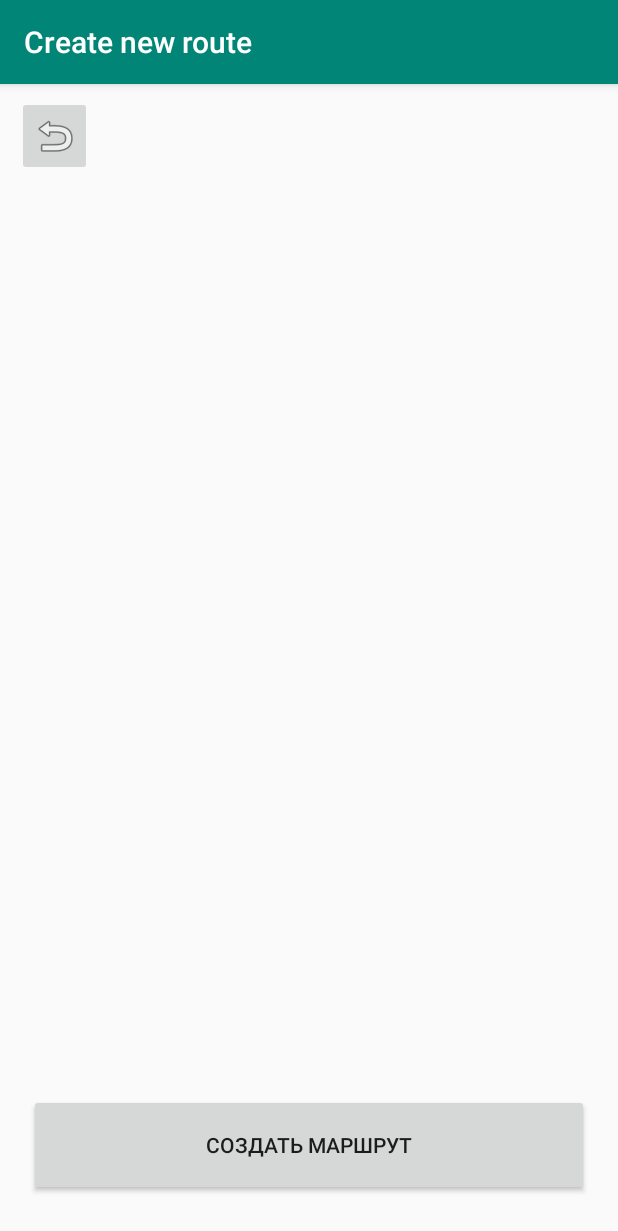
After one commit to ADKinner/Red-Route-Planner, an Android app: the RouteActivity screen opened directly, with no data from a screen before it, on a phone screen of 412 x 824 dp. The commit adds this screen. Shown: the top 1231 px of the screen. Run offline under Robolectric (Android 15) with nearby library versions, the phone set to English and light mode, and no system bars.

Commit message:
Add Route Activity + buttons

```diff
--- a/app/src/main/AndroidManifest.xml
+++ b/app/src/main/AndroidManifest.xml
@@ -18,7 +18,8 @@
         android:roundIcon="@mipmap/ic_launcher_round"
         android:supportsRtl="true"
         android:theme="@style/AppTheme">
-        <activity android:name=".SettingsActivity"></activity>
+        <activity android:name=".RouteActivity"></activity>
+        <activity android:name=".SettingsActivity" />
         <!--
              The API key for Google Maps-based APIs is defined as a string resource.
              (See the file "res/values/google_maps_api.xml").
--- /dev/null
+++ b/app/src/main/java/com/example/redrouteplanner/RouteActivity.java
@@ -0,0 +1,26 @@
+package com.example.redrouteplanner;
+
+import androidx.appcompat.app.AppCompatActivity;
+
+import android.os.Bundle;
+import android.view.View;
+import android.widget.ImageButton;
+
+public class RouteActivity extends AppCompatActivity {
+    private ImageButton returnButton;
+
+    @Override
+    protected void onCreate(Bundle savedInstanceState) {
+        super.onCreate(savedInstanceState);
+        setContentView(R.layout.activity_route);
+        setTitle("Create new route");
+
+        returnButton = (ImageButton) findViewById(R.id.returnButton);
+        returnButton.setOnClickListener(new View.OnClickListener() {
+            @Override
+            public void onClick(View v) {
+                RouteActivity.super.finish();
+            }
+        });
+    }
+}
--- /dev/null
+++ b/app/src/main/res/layout/activity_route.xml
@@ -0,0 +1,37 @@
+<?xml version="1.0" encoding="utf-8"?>
+<androidx.constraintlayout.widget.ConstraintLayout xmlns:android="http://schemas.android.com/apk/res/android"
+    xmlns:app="http://schemas.android.com/apk/res-auto"
+    xmlns:tools="http://schemas.android.com/tools"
+    android:layout_width="match_parent"
+    android:layout_height="match_parent"
+    tools:context=".RouteActivity">
+
+    <ImageButton
+        android:id="@+id/returnButton"
+        android:layout_width="50dp"
+        android:layout_height="53dp"
+        android:layout_marginStart="8dp"
+        android:layout_marginTop="8dp"
+        android:layout_marginEnd="348dp"
+        android:layout_marginBottom="586dp"
+        app:layout_constraintBottom_toTopOf="@+id/saveSettingsButton"
+        app:layout_constraintEnd_toEndOf="parent"
+        app:layout_constraintStart_toStartOf="parent"
+        app:layout_constraintTop_toTopOf="parent"
+        app:srcCompat="@android:drawable/ic_menu_revert" />
+
+    <Button
+        android:id="@+id/button"
+        android:layout_width="373dp"
+        android:layout_height="68dp"
+        android:layout_marginStart="19dp"
+        android:layout_marginTop="662dp"
+        android:layout_marginEnd="19dp"
+        android:layout_marginBottom="15dp"
+        android:text="Создать маршрут"
+        app:layout_constraintBottom_toBottomOf="parent"
+        app:layout_constraintEnd_toEndOf="parent"
+        app:layout_constraintStart_toStartOf="parent"
+        app:layout_constraintTop_toTopOf="parent" />
+
+</androidx.constraintlayout.widget.ConstraintLayout>
```
Also changed, not shown: app/src/main/java/com/example/redrouteplanner/MapsActivity.java (+10 -0 lines), app/src/main/res/layout/activity_maps.xml (+13 -0 lines).
